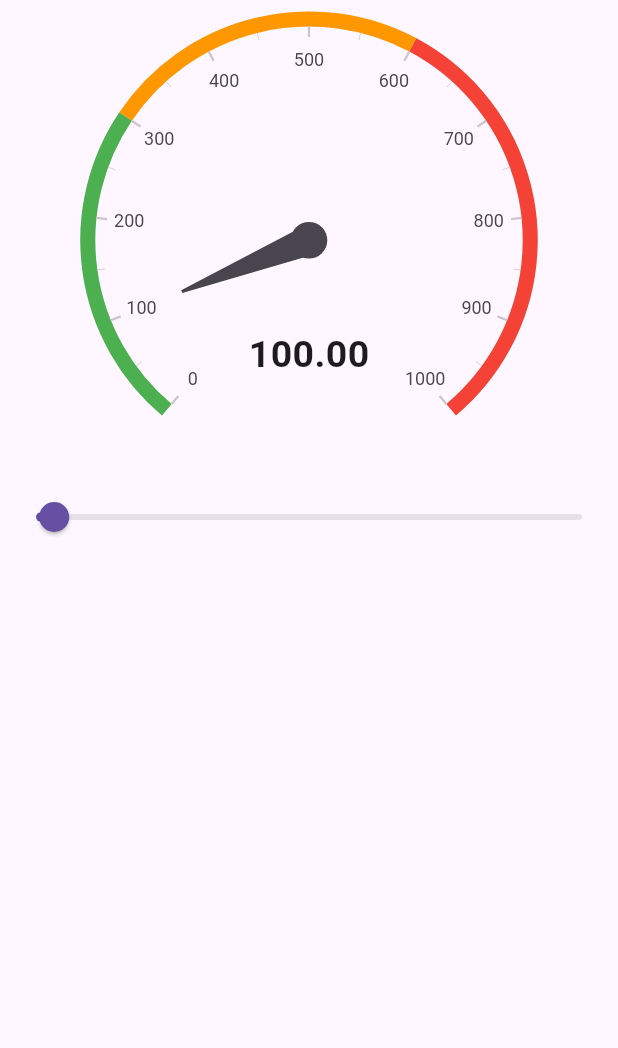
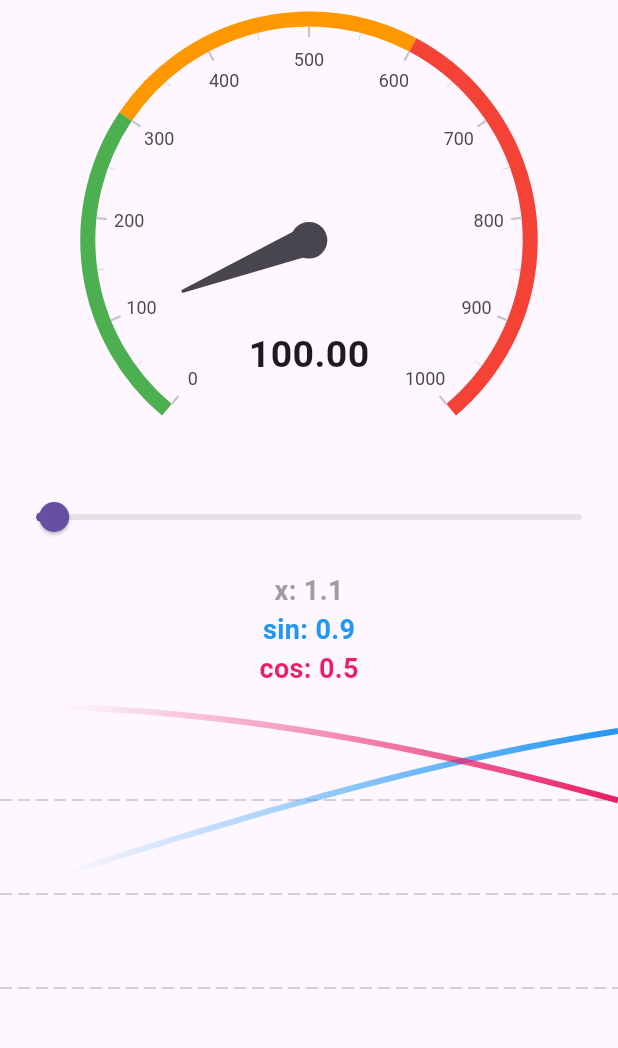
Before and after one commit to fdg2324/fdg_lux_meter, a Flutter app: the first screen one second after launch, on a phone screen of 412 x 824 dp, the part 128-1176 px from its top. Run offline on Flutter 3.47's test engine with Material 3 defaults, Android fonts, the phone set to English and light mode, and no system bars; drawn by our look-alikes of fl_chart, syncfusion_flutter_gauges; missing offline and left inert: light.

Commit message:
Integrated sample from fl_chart package

```diff
--- /dev/null
+++ b/lib/chart.dart
@@ -0,0 +1,148 @@
+import 'dart:async';
+import 'dart:math' as math;
+
+import 'package:fl_chart/fl_chart.dart';
+import 'package:flutter/material.dart';
+
+// originally copied from
+// https://github.com/imaNNeo/fl_chart/blob/main/example/lib/presentation/samples/line/line_chart_sample10.dart
+
+class LuxChart extends StatefulWidget {
+  const LuxChart({super.key});
+
+  final Color sinColor = Colors.blue;
+  final Color cosColor = Colors.pink;
+
+  @override
+  State<LuxChart> createState() => _LuxChartState();
+}
+
+class _LuxChartState extends State<LuxChart> {
+  final limitCount = 100;
+  final sinPoints = <FlSpot>[];
+  final cosPoints = <FlSpot>[];
+
+  double xValue = 0;
+  double step = 0.05;
+
+  late Timer timer;
+
+  @override
+  void initState() {
+    super.initState();
+    timer = Timer.periodic(const Duration(milliseconds: 40), (timer) {
+      while (sinPoints.length > limitCount) {
+        sinPoints.removeAt(0);
+        cosPoints.removeAt(0);
+      }
+      setState(() {
+        sinPoints.add(FlSpot(xValue, math.sin(xValue)));
+        cosPoints.add(FlSpot(xValue, math.cos(xValue)));
+      });
+      xValue += step;
+    });
+  }
+
+  @override
+  Widget build(BuildContext context) {
+    return cosPoints.isNotEmpty
+        ? Column(
+            mainAxisAlignment: MainAxisAlignment.center,
+            children: [
+              const SizedBox(height: 12),
+              Text(
+                'x: ${xValue.toStringAsFixed(1)}',
+                style: const TextStyle(
+                  color: Colors.grey,
+                  fontSize: 18,
+                  fontWeight: FontWeight.bold,
+                ),
+              ),
+              Text(
+                'sin: ${sinPoints.last.y.toStringAsFixed(1)}',
+                style: TextStyle(
+                  color: widget.sinColor,
+                  fontSize: 18,
+                  fontWeight: FontWeight.bold,
+                ),
+              ),
+              Text(
+                'cos: ${cosPoints.last.y.toStringAsFixed(1)}',
+                style: TextStyle(
+                  color: widget.cosColor,
+                  fontSize: 18,
+                  fontWeight: FontWeight.bold,
+                ),
+              ),
+              const SizedBox(
+                height: 12,
+              ),
+              AspectRatio(
+                aspectRatio: 1.5,
+                child: Padding(
+                  padding: const EdgeInsets.only(bottom: 24.0),
+                  child: LineChart(
+                    LineChartData(
+                      minY: -1,
+                      maxY: 1,
+                      minX: sinPoints.first.x,
+                      maxX: sinPoints.last.x,
+                      lineTouchData: const LineTouchData(enabled: false),
+                      clipData: const FlClipData.all(),
+                      gridData: const FlGridData(
+                        show: true,
+                        drawVerticalLine: false,
+                      ),
+                      borderData: FlBorderData(show: false),
+                      lineBarsData: [
+                        sinLine(sinPoints),
+                        cosLine(cosPoints),
+                      ],
+                      titlesData: const FlTitlesData(
+                        show: false,
+                      ),
+                    ),
+                  ),
+                ),
+              )
+            ],
+          )
+        : Container();
+  }
+
+  LineChartBarData sinLine(List<FlSpot> points) {
+    return LineChartBarData(
+      spots: points,
+      dotData: const FlDotData(
+        show: false,
+      ),
+      gradient: LinearGradient(
+        colors: [widget.sinColor.withOpacity(0), widget.sinColor],
+        stops: const [0.1, 1.0],
+      ),
+      barWidth: 4,
+      isCurved: false,
+    );
+  }
+
+  LineChartBarData cosLine(List<FlSpot> points) {
+    return LineChartBarData(
+      spots: points,
+      dotData: const FlDotData(
+        show: false,
+      ),
+      gradient: LinearGradient(
+        colors: [widget.cosColor.withOpacity(0), widget.cosColor],
+        stops: const [0.1, 1.0],
+      ),
+      barWidth: 4,
+      isCurved: false,
+    );
+  }
+
+  @override
+  void dispose() {
+    timer.cancel();
+    super.dispose();
+  }
+}
--- a/lib/main.dart
+++ b/lib/main.dart
@@ -3,6 +3,8 @@
 import 'package:flutter/material.dart';
 import 'package:light/light.dart';
 import 'package:syncfusion_flutter_gauges/gauges.dart';
+
+import 'chart.dart';
 
 void main() {
   return runApp(const GaugeApp());
@@ -76,7 +78,8 @@ class MyHomePageState extends State<MyHomePage> {
                   luxValue = value;
                 });
               },
-            )
+            ),
+            const LuxChart()
           ],
         ));
   }
--- a/pubspec.yaml
+++ b/pubspec.yaml
@@ -7,6 +7,7 @@ environment:
   sdk: '>=3.4.3 <4.0.0'
 
 dependencies:
+  fl_chart: ^0.68.0
   flutter:
     sdk: flutter
   light: ^3.0.1
```
Also changed, not shown: pubspec.lock.
